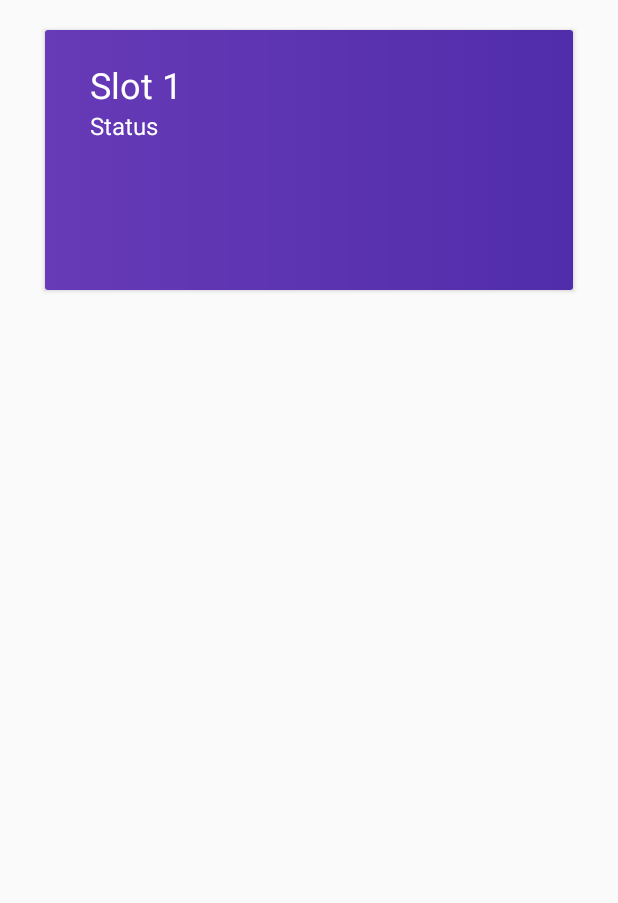
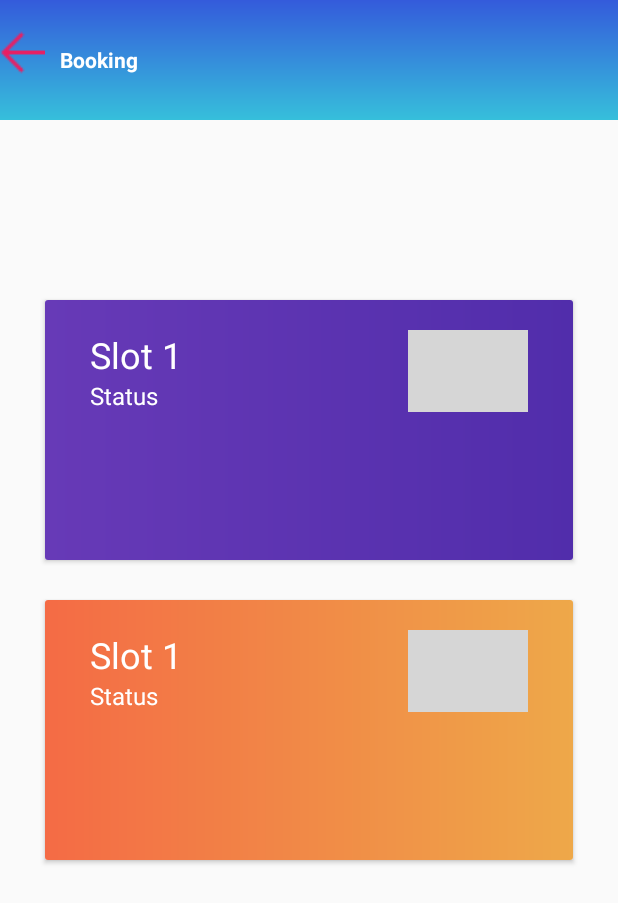
Before and after one commit to shikharprakash008/parkingApp, an Android app: the Booking screen opened directly, with no data from a screen before it, on a phone screen of 412 x 824 dp. Shown: the top 903 px of the screen. Run offline under Robolectric (Android 15) with nearby library versions, the phone set to English and light mode, and no system bars; grey boxes are pictures that could not be loaded.

Commit message:
booking commit

```diff
--- /dev/null
+++ b/app/src/main/res/drawable/back_g.xml
@@ -0,0 +1,11 @@
+<?xml version="1.0" encoding="utf-8"?>
+<shape xmlns:android="http://schemas.android.com/apk/res/android">
+
+    <gradient
+        android:startColor="#f46b45"
+        android:endColor="#eea849"
+        >
+
+    </gradient>
+
+</shape>
--- a/app/src/main/res/layout/activity_booking.xml
+++ b/app/src/main/res/layout/activity_booking.xml
@@ -5,6 +5,30 @@
     android:layout_width="match_parent"
     android:layout_height="match_parent"
     tools:context=".Booking">
+    <LinearLayout
+        android:orientation="horizontal"
+        android:layout_width="match_parent"
+        android:background="@drawable/bg_main"
+        android:layout_height="80dp">
+        <ImageView
+            android:id="@+id/back"
+            android:layout_marginTop="20dp"
+            android:layout_width="30dp"
+            android:src="@mipmap/back_arrow"
+            android:layout_height="30dp"/>
+
+        <TextView
+            android:textStyle="bold"
+            android:layout_marginLeft="10dp"
+            android:layout_width="wrap_content"
+            android:layout_height="wrap_content"
+            android:layout_marginTop="30dp"
+            android:text="Booking"
+
+            android:textColor="#ffff" />
+    </LinearLayout>
+
+
 
 
 
@@ -14,7 +38,7 @@
             android:layout_width="match_parent"
             android:layout_height="173dp"
             android:layout_marginLeft="30dp"
-            android:layout_marginTop="20dp"
+            android:layout_marginTop="200dp"
             android:layout_marginRight="30dp">
 
 
@@ -53,6 +77,11 @@
                         android:layout_width="match_parent"
                         android:layout_height="match_parent">
 
+                        <ImageView
+                            android:layout_alignParentRight="true"
+                            android:layout_width="80dp"
+                            android:layout_height="80dp"
+                            android:src="@mipmap/car" />
                     </RelativeLayout>
 
                 </LinearLayout>
@@ -60,7 +89,59 @@
             </LinearLayout>
 
         </androidx.cardview.widget.CardView>
+    <androidx.cardview.widget.CardView
+        android:layout_width="match_parent"
+        android:layout_height="173dp"
+        android:layout_marginLeft="30dp"
+        android:layout_marginTop="400dp"
+        android:layout_marginRight="30dp">
 
 
+        <LinearLayout
+            android:orientation="vertical"
+            android:background="@drawable/back_g"
+            android:layout_width="match_parent"
+            android:layout_height="match_parent">
+            <LinearLayout
+                android:orientation="horizontal"
+                android:layout_width="match_parent"
+                android:layout_marginLeft="30dp"
+                android:layout_marginTop="20dp"
+                android:layout_marginRight="30dp"
+                android:layout_height="wrap_content">
+                <LinearLayout
+                    android:orientation="vertical"
+                    android:layout_width="wrap_content"
+                    android:layout_height="wrap_content"
+                    >
 
-</RelativeLayout>
+                    <TextView
+                        android:layout_width="match_parent"
+                        android:layout_height="match_parent"
+                        android:text="Slot 1"
+                        android:textColor="#ffff"
+                        android:textSize="24dp" />
+                    <TextView
+                        android:layout_width="match_parent"
+                        android:layout_height="match_parent"
+                        android:text="Status"
+                        android:textColor="#ffff"
+                        android:textSize="16dp" />
+                </LinearLayout>
+                <RelativeLayout
+                    android:layout_width="match_parent"
+                    android:layout_height="match_parent">
+
+                    <ImageView
+                        android:layout_alignParentRight="true"
+                        android:layout_width="80dp"
+                        android:layout_height="80dp"
+                        android:src="@mipmap/car" />
+                </RelativeLayout>
+
+            </LinearLayout>
+
+        </LinearLayout>
+
+    </androidx.cardview.widget.CardView>
+    </RelativeLayout>
```
Also changed, not shown: app/src/main/res/mipmap-hdpi/parking.png (deleted).
